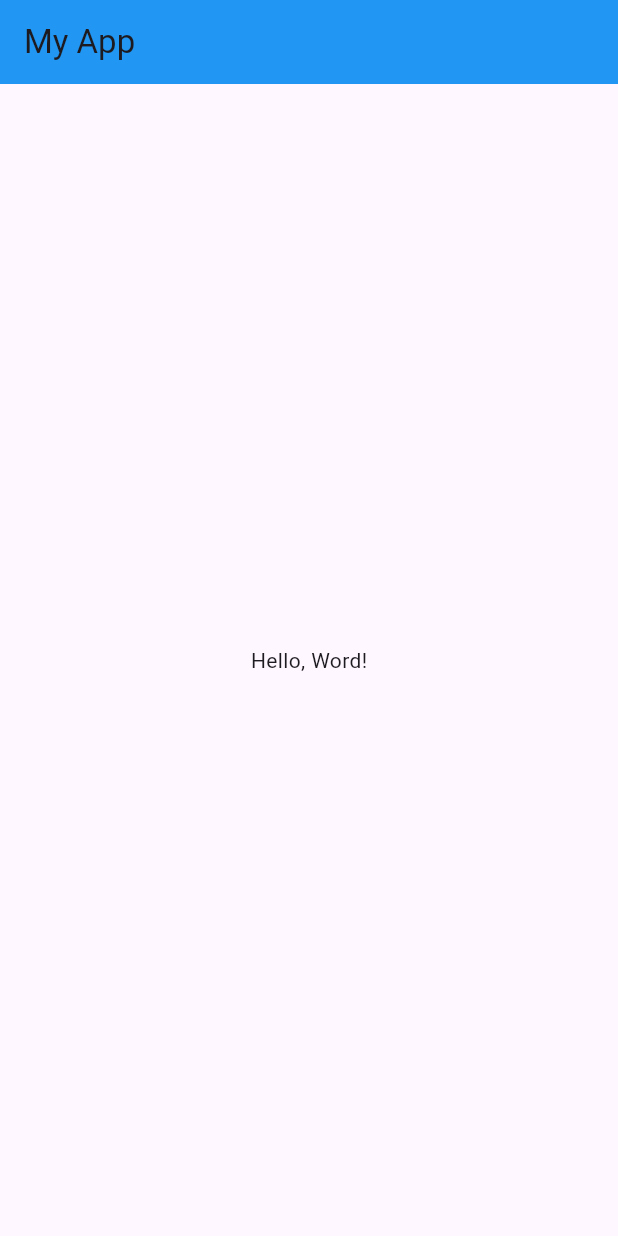
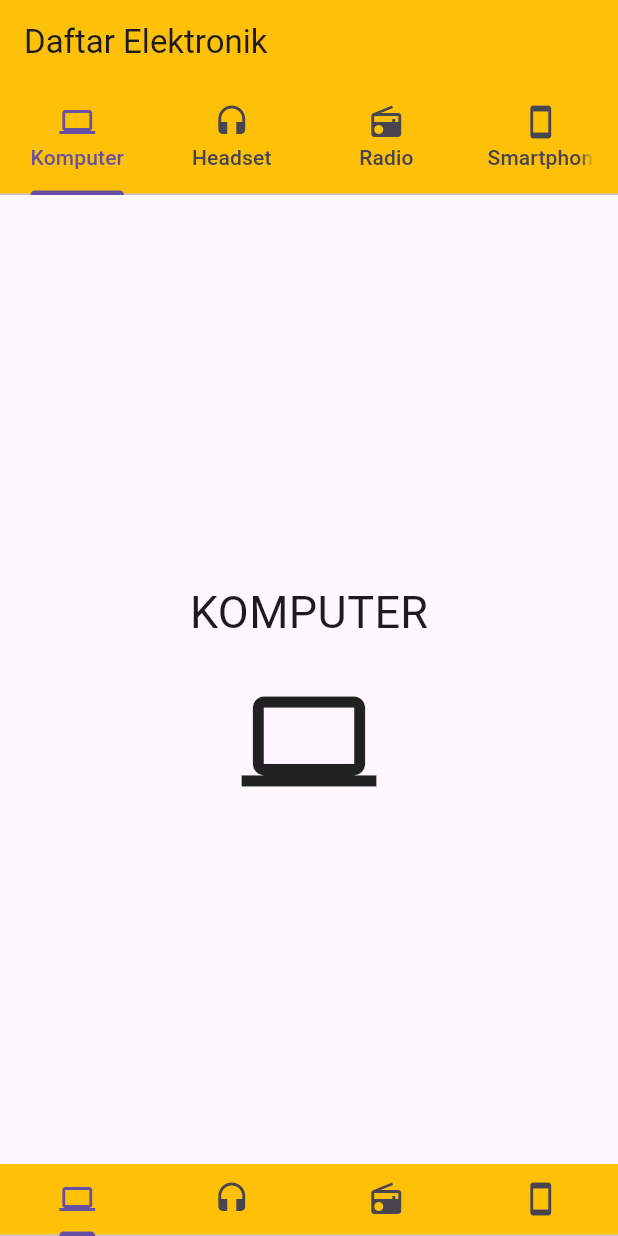
Before and after one commit to marsyaseptriyani/intro-flutter, a Flutter app: the screen it shows after launch, on a phone screen of 412 x 824 dp. Run offline on Flutter 3.47's test engine with Material 3 defaults, Android fonts, the phone set to English and light mode, and no system bars.

Commit message:
first commit

```diff
--- /dev/null
+++ b/lib/hal_komputer.dart
@@ -0,0 +1,27 @@
+import 'package:flutter/material.dart';
+
+class Komputer extends StatelessWidget {
+  @override
+  Widget build(BuildContext context) {
+    return Container(
+      child: Center(
+        child: Column(
+          mainAxisAlignment: MainAxisAlignment.center, // Menyelaraskan kolom di tengah
+          children: <Widget>[
+            Padding(
+              padding: EdgeInsets.all(20.0),
+              child: Text(
+                "KOMPUTER",
+                style: TextStyle(fontSize: 30.0), // Perbaiki format fontSize
+              ),
+            ),
+            Icon(
+              Icons.computer,
+              size: 90.0,
+            ),
+          ],
+        ),
+      ),
+    );
+  }
+}
--- a/lib/main.dart
+++ b/lib/main.dart
@@ -1,23 +1,73 @@
 import 'package:flutter/material.dart';
 
+import './hal_komputer.dart' as komputer;
+import './hal_radio.dart' as radio;
+import './hal_headset.dart' as headset;
+import './hal_smartphone.dart' as hp;
+
 void main() {
-  runApp(
-    MaterialApp(
-      home: MyApp(),
-    ),
-  );
+  runApp(MaterialApp(
+    title: "Tab Bar",
+    home: Home(),
+  ));
 }
 
-class MyApp extends StatelessWidget {
+class Home extends StatefulWidget {
+  @override
+  _HomeState createState() => _HomeState();
+}
+
+class _HomeState extends State<Home> with SingleTickerProviderStateMixin {
+  late TabController controller;
+
+  @override
+  void initState() {
+    super.initState();
+    controller = TabController(vsync: this, length: 4);
+  }
+
+  @override
+  void dispose() {
+    controller.dispose();
+    super.dispose();
+  }
+
   @override
   Widget build(BuildContext context) {
     return Scaffold(
       appBar: AppBar(
-        title: Text('My App'),
-        backgroundColor: Colors.blue,
+        backgroundColor: Colors.amber,
+        title: Text("Daftar Elektronik"),
+        bottom: TabBar(
+          controller: controller,
+          tabs: <Widget>[
+            Tab(icon: Icon(Icons.computer), text: "Komputer"),
+            Tab(icon: Icon(Icons.headset), text: "Headset"),
+            Tab(icon: Icon(Icons.radio), text: "Radio"),
+            Tab(icon: Icon(Icons.smartphone), text: "Smartphone"),
+          ],
+        ),
       ),
-      body: Center(
-        child: Text('Hello, Word!'),
+      body: TabBarView(
+        controller: controller,
+        children: <Widget>[
+          komputer.Komputer(),
+          headset.Headset(),
+          radio.Radio(),
+          hp.Smartphone(),
+        ],
+      ),
+      bottomNavigationBar: Material(
+        color: Colors.amber,
+        child: TabBar(
+          controller: controller,
+          tabs: <Widget>[
+            Tab(icon: Icon(Icons.computer)),
+            Tab(icon: Icon(Icons.headset)),
+            Tab(icon: Icon(Icons.radio)),
+            Tab(icon: Icon(Icons.smartphone)),
+          ],
+        ),
       ),
     );
   }
```
Also changed, not shown: lib/hal_headset.dart (added, +27 -0 lines), lib/hal_radio.dart (added, +27 -0 lines), lib/hal_smartphone.dart (added, +27 -0 lines).
